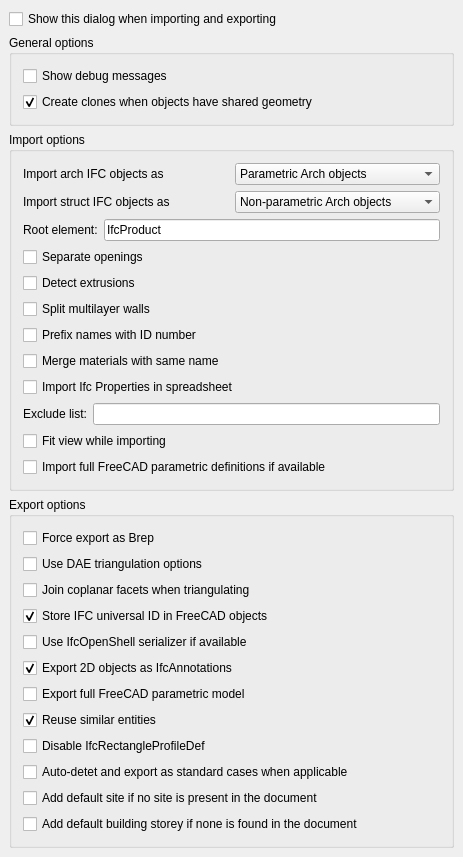
berndhahnebach/All_FreeCAD, file src/Mod/Arch/Resources/ui/preferences-ifc.ui: the form before one commit.
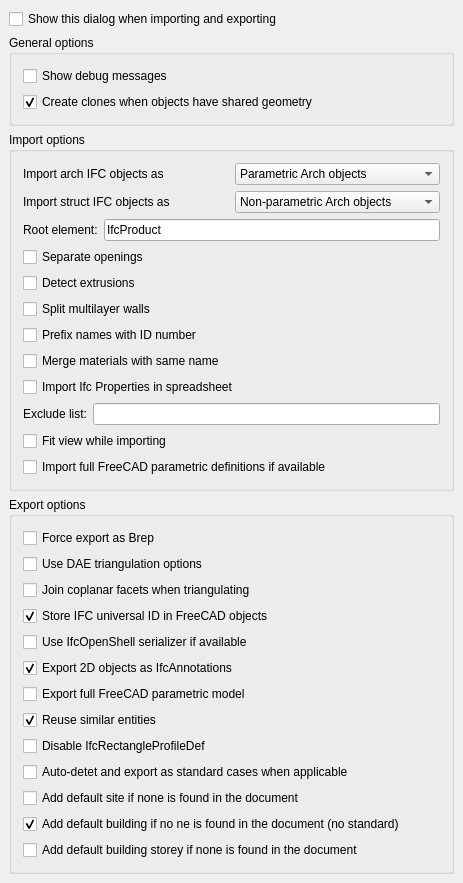
The form after the commit. Custom widgets are drawn as their Qt base class.

Commit message: Arch: Added IFC pref option to export without adding a default building

Diff of the .ui file:
```diff
--- a/src/Mod/Arch/Resources/ui/preferences-ifc.ui
+++ b/src/Mod/Arch/Resources/ui/preferences-ifc.ui
@@ -7,7 +7,7 @@
     <x>0</x>
     <y>0</y>
     <width>463</width>
-    <height>829</height>
+    <height>883</height>
    </rect>
   </property>
   <property name="windowTitle">
@@ -533,7 +533,7 @@
       <item>
        <widget class="Gui::PrefCheckBox" name="checkBox_19">
         <property name="text">
-         <string>Add default site if no site is present in the document</string>
+         <string>Add default site if none is found in the document</string>
         </property>
         <property name="prefEntry" stdset="0">
          <cstring>IfcAddDefaultSite</cstring>
@@ -543,6 +543,25 @@
         </property>
        </widget>
       </item>
+      <item>
+       <widget class="Gui::PrefCheckBox" name="checkBox_21">
+        <property name="toolTip">
+         <string>When exporting an IFC file, if no building if found in the FreeCAD document, a default one will be added.&lt;br/&gt;&lt;b&gt;Warning&lt;/b&gt;: The IFC standard asks for at least one building in each file. By turning this option off, you will produce a non-standard IFC file. However, at FreeCAD, we believe having a building should not be mandatory, and this option is there so we have a chance to show our point of view to the world and try to convince others.</string>
+        </property>
+        <property name="text">
+         <string>Add default building if no ne is found in the document (no standard)</string>
+        </property>
+        <property name="checked">
+         <bool>true</bool>
+        </property>
+        <property name="prefEntry" stdset="0">
+         <cstring>IfcAddDefaultBuilding</cstring>
+        </property>
+        <property name="prefPath" stdset="0">
+         <cstring>Mod/Arch</cstring>
+        </property>
+       </widget>
+      </item>
       <item>
        <widget class="Gui::PrefCheckBox" name="checkBox_20">
         <property name="text">
```
Left out of the diff: 6 changed lines with no effect on the pictures. The commit also changes 1 other file.
